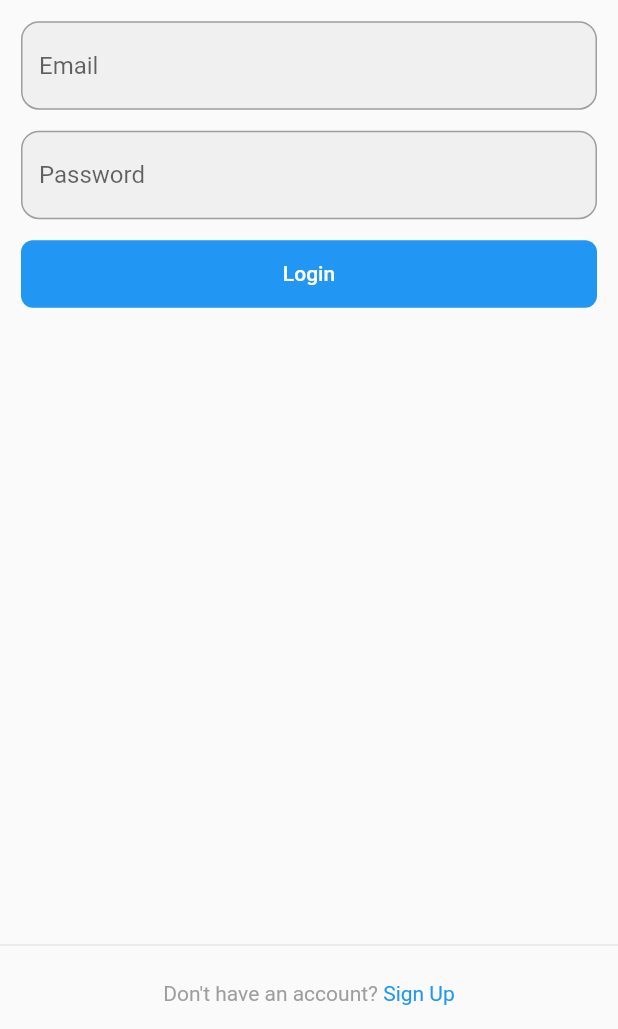
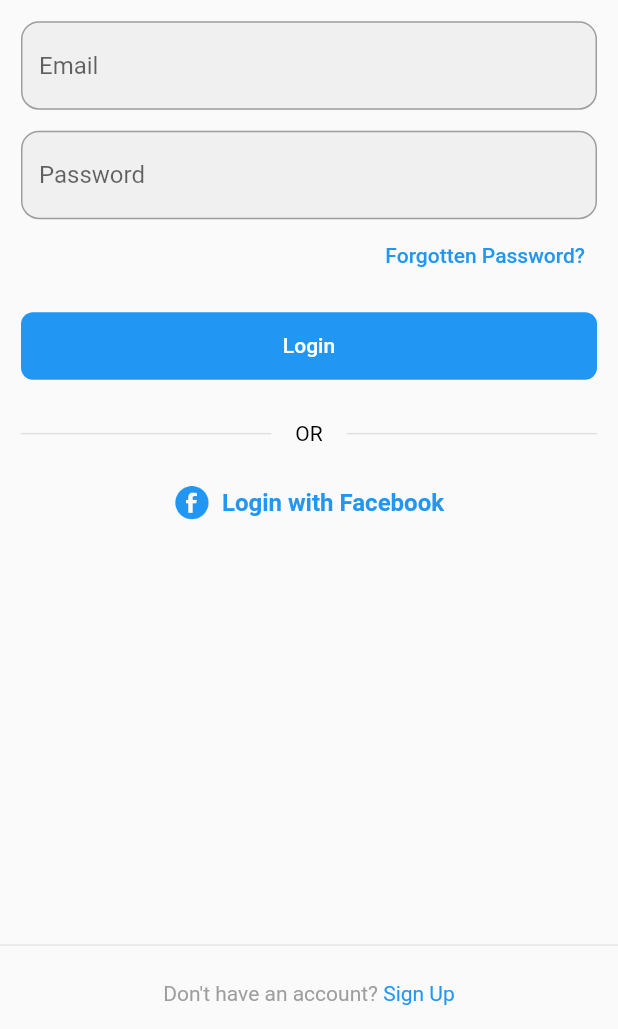
Before and after one commit to codingspecialist/fluttergram, a Flutter app: the screen it shows after launch, on a phone screen of 412 x 824 dp, the part 207-1236 px from its top. Run offline on Flutter 3.47's test engine with Material 2 defaults, Android fonts, the phone set to English and light mode, and no system bars; our stand-ins replace cached_network_image.

Commit message:
로그인, 회원가입 디자인 완료

```diff
--- a/lib/constants/material_white.dart
+++ /dev/null
@@ -1,17 +0,0 @@
-import 'package:flutter/material.dart';
-
-const MaterialColor white = MaterialColor(
-  0xFFFFFFFF,
-  <int, Color>{
-    50: Color(0xFFFFFFFF),
-    100: Color(0x1FFFFFFF),
-    200: Color(0x2FFFFFFF),
-    300: Color(0x3FFFFFFF),
-    400: Color(0x4FFFFFFF),
-    500: Color(0x5FFFFFFF),
-    600: Color(0x6FFFFFFF),
-    700: Color(0x7FFFFFFF),
-    800: Color(0x8FFFFFFF),
-    900: Color(0xF9FFFFFFF),
-  },
-);
--- a/lib/main.dart
+++ b/lib/main.dart
@@ -1,5 +1,4 @@
 import 'package:flutter/material.dart';
-import 'package:flutter_instagram/constants/material_white.dart';
 import 'package:flutter_instagram/home_page.dart';
 import 'package:flutter_instagram/screens/login_screen.dart';
 import 'package:flutter_instagram/screens/join_screen.dart';
--- a/lib/screens/join_screen.dart
+++ b/lib/screens/join_screen.dart
@@ -1,6 +1,6 @@
 import 'package:flutter/material.dart';
 import 'package:flutter_instagram/screens/login_screen.dart';
-import 'file:///C:/src/flutterwork/flutter_instagram/lib/widgets/signup/join_form.dart';
+import 'package:flutter_instagram/widgets/join/join_form.dart';
 
 class JoinScreen extends StatefulWidget {
   @override
--- a/lib/screens/login_screen.dart
+++ b/lib/screens/login_screen.dart
@@ -1,6 +1,6 @@
 import 'package:flutter/material.dart';
 import 'package:flutter_instagram/screens/join_screen.dart';
-import 'package:flutter_instagram/widgets/signin/login_form.dart';
+import 'package:flutter_instagram/widgets/login/login_form.dart';
 
 class LoginScreen extends StatefulWidget {
   @override
--- a/lib/widgets/common/custom_text_form_field.dart
+++ b/lib/widgets/common/custom_text_form_field.dart
@@ -17,7 +17,6 @@ class CustomTextFormField extends StatelessWidget {
 
   @override
   Widget build(BuildContext context) {
-    print("isSecret : $isSecret");
     return TextFormField(
         controller: controller,
         obscureText: isSecret,
--- /dev/null
+++ b/lib/widgets/common/facebook_login_button.dart
@@ -0,0 +1,43 @@
+import 'package:flutter/material.dart';
+
+import '../../constants/common_size.dart';
+
+class FacebookLoginButton extends StatelessWidget {
+  @override
+  Widget build(BuildContext context) {
+    return Padding(
+      padding: const EdgeInsets.symmetric(vertical: 14.0),
+      child: Column(
+        children: [
+          Row(
+            children: [
+              Expanded(
+                child: Container(
+                  color: Colors.grey[300],
+                  height: 1,
+                ),
+              ),
+              Padding(
+                padding: const EdgeInsets.symmetric(horizontal: common_l_gap),
+                child: Text(
+                  "OR",
+                  style: TextStyle(color: Colors.black),
+                ),
+              ),
+              Expanded(child: Container(color: Colors.grey[300], height: 1)),
+            ],
+          ),
+          SizedBox(height: common_gap),
+          TextButton.icon(
+            onPressed: () {},
+            icon: ImageIcon(AssetImage("assets/images/facebook.png")),
+            label: Text(
+              "Login with Facebook",
+              style: TextStyle(fontSize: 16.0, fontWeight: FontWeight.w700),
+            ),
+          )
+        ],
+      ),
+    );
+  }
+}
--- a/lib/widgets/signin/login_form.dart
+++ b/lib/widgets/join/join_form.dart
@@ -2,23 +2,26 @@ import 'package:flutter/material.dart';
 import 'package:flutter_instagram/constants/common_size.dart';
 import 'package:flutter_instagram/widgets/common/custom_blue_button.dart';
 import 'package:flutter_instagram/widgets/common/custom_text_form_field.dart';
+import 'package:flutter_instagram/widgets/common/facebook_login_button.dart';
 
-class SignInForm extends StatefulWidget {
+class SignUpForm extends StatefulWidget {
   @override
-  _SignInFormState createState() => _SignInFormState();
+  _SignUpFormState createState() => _SignUpFormState();
 }
 
-class _SignInFormState extends State<SignInForm> {
+class _SignUpFormState extends State<SignUpForm> {
   GlobalKey<FormState> _formKey = GlobalKey();
 
   TextEditingController _emailController = TextEditingController();
   TextEditingController _passwordController = TextEditingController();
+  TextEditingController _cPasswordController = TextEditingController();
 
   @override
   void dispose() {
     super.dispose();
     _emailController.dispose();
     _passwordController.dispose();
+    _cPasswordController.dispose();
   }
 
   @override
@@ -56,7 +59,21 @@ class _SignInFormState extends State<SignInForm> {
                 }
               },
             ),
-            CustomBlueButton(value: "Login", formKey: _formKey),
+            SizedBox(height: common_gap),
+            CustomTextFormField(
+              controller: _cPasswordController,
+              hintText: "Confirm Password",
+              isSecret: true,
+              validator: (value) {
+                if (value.isNotEmpty && _passwordController.text == value) {
+                  return null;
+                } else {
+                  return "패스워드가 동일하지 않습니다.";
+                }
+              },
+            ),
+            CustomBlueButton(value: "Join", formKey: _formKey),
+            FacebookLoginButton(),
           ],
         ),
       ),
--- a/lib/widgets/signup/join_form.dart
+++ b/lib/widgets/login/login_form.dart
@@ -2,25 +2,24 @@ import 'package:flutter/material.dart';
 import 'package:flutter_instagram/constants/common_size.dart';
 import 'package:flutter_instagram/widgets/common/custom_blue_button.dart';
 import 'package:flutter_instagram/widgets/common/custom_text_form_field.dart';
+import 'package:flutter_instagram/widgets/common/facebook_login_button.dart';
 
-class SignUpForm extends StatefulWidget {
+class SignInForm extends StatefulWidget {
   @override
-  _SignUpFormState createState() => _SignUpFormState();
+  _SignInFormState createState() => _SignInFormState();
 }
 
-class _SignUpFormState extends State<SignUpForm> {
+class _SignInFormState extends State<SignInForm> {
   GlobalKey<FormState> _formKey = GlobalKey();
 
   TextEditingController _emailController = TextEditingController();
   TextEditingController _passwordController = TextEditingController();
-  TextEditingController _cPasswordController = TextEditingController();
 
   @override
   void dispose() {
     super.dispose();
     _emailController.dispose();
     _passwordController.dispose();
-    _cPasswordController.dispose();
   }
 
   @override
@@ -58,20 +57,15 @@ class _SignUpFormState extends State<SignUpForm> {
                 }
               },
             ),
-            SizedBox(height: common_gap),
-            CustomTextFormField(
-              controller: _cPasswordController,
-              hintText: "Confirm Password",
-              isSecret: true,
-              validator: (value) {
-                if (value.isNotEmpty && _passwordController.text == value) {
-                  return null;
-                } else {
-                  return "패스워드가 동일하지 않습니다.";
-                }
-              },
+            TextButton(
+              onPressed: () {},
+              child: Align(
+                child: Text("Forgotten Password?"),
+                alignment: Alignment.centerRight,
+              ),
             ),
-            CustomBlueButton(value: "Join", formKey: _formKey),
+            CustomBlueButton(value: "Login", formKey: _formKey),
+            FacebookLoginButton(),
           ],
         ),
       ),
```
